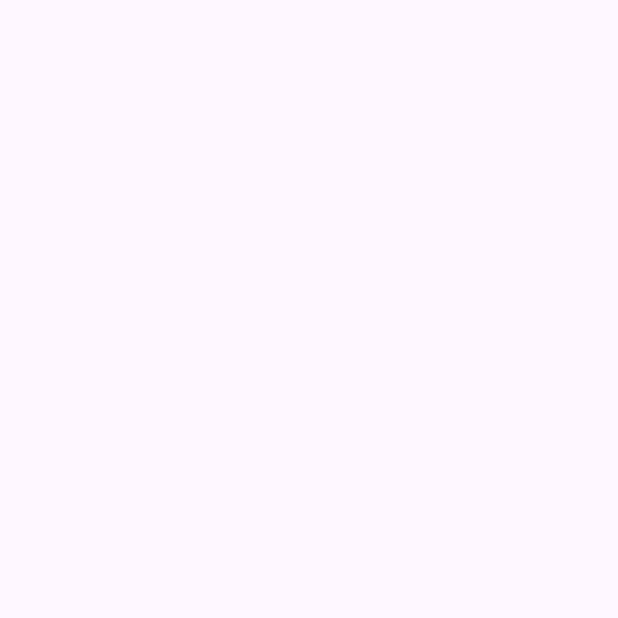
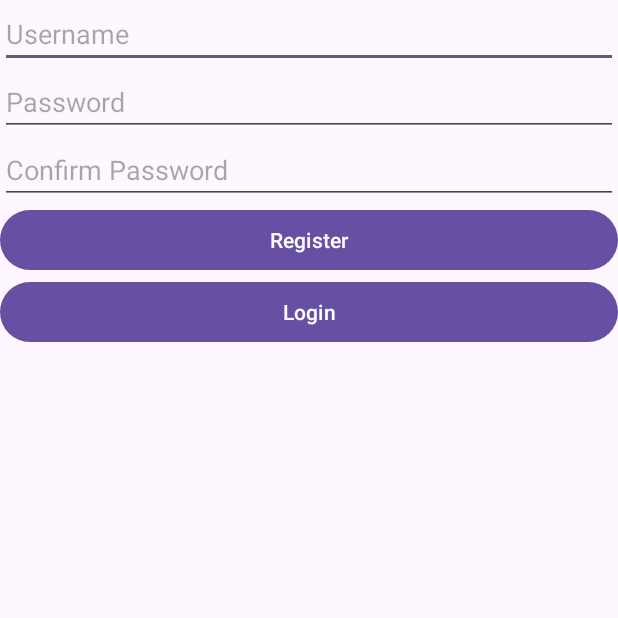
Before and after one commit to Oprea-Calin/GoPet, an Android app: the Register screen opened directly, with no data from a screen before it, on a phone screen of 412 x 824 dp, the top half of it. Before the commit the part shown is empty. Run offline under Robolectric (Android 15) with nearby library versions, the phone set to English and light mode, and no system bars.

```diff
--- a/app/build.gradle.kts
+++ b/app/build.gradle.kts
@@ -37,7 +37,9 @@ dependencies {
     implementation(libs.material)
     implementation(libs.activity)
     implementation(libs.constraintlayout)
+    implementation("mysql:mysql-connector-java:8.0.33")
     testImplementation(libs.junit)
     androidTestImplementation(libs.ext.junit)
     androidTestImplementation(libs.espresso.core)
+
 }
--- a/app/src/main/java/com/example/gopet/MainActivity.java
+++ b/app/src/main/java/com/example/gopet/MainActivity.java
@@ -28,7 +28,7 @@ public class MainActivity extends AppCompatActivity {
         editUsernameLog = findViewById(R.id.inUsername);
         editPasswordLog = findViewById(R.id.inPassword);
         btnLogin = findViewById(R.id.btnLogin);
-        btnRegister = findViewById(R.id.btnRegister);
+        btnRegister = findViewById(R.id.btnRegisterGo);
         ViewCompat.setOnApplyWindowInsetsListener(findViewById(R.id.main), (v, insets) -> {
             Insets systemBars = insets.getInsets(WindowInsetsCompat.Type.systemBars());
             v.setPadding(systemBars.left, systemBars.top, systemBars.right, systemBars.bottom);
--- a/app/src/main/java/com/example/gopet/Register.java
+++ b/app/src/main/java/com/example/gopet/Register.java
@@ -1,6 +1,11 @@
 package com.example.gopet;
 
+import android.content.Intent;
 import android.os.Bundle;
+import android.view.View;
+import android.widget.Button;
+import android.widget.EditText;
+import android.widget.TextView;
 
 import androidx.activity.EdgeToEdge;
 import androidx.appcompat.app.AppCompatActivity;
@@ -10,15 +15,71 @@ import androidx.core.view.WindowInsetsCompat;
 
 public class Register extends AppCompatActivity {
 
+    EditText editUsernameLog , editPasswordLog ,editPasswordConfirmLog ;
+    TextView txtInfoRegister ;
+    Button btnLogin, btnRegister;
+
     @Override
     protected void onCreate(Bundle savedInstanceState) {
         super.onCreate(savedInstanceState);
         EdgeToEdge.enable(this);
         setContentView(R.layout.activity_register);
+        editUsernameLog = findViewById(R.id.inUsername);
+        editPasswordLog = findViewById(R.id.inPassword);
+        editPasswordConfirmLog = findViewById(R.id.inConfirmPassword);
+
+        txtInfoRegister = findViewById(R.id.txtLogReg);
+
+        btnLogin = findViewById(R.id.btnLogin);
+        btnRegister = findViewById(R.id.btnRegister);
+
         ViewCompat.setOnApplyWindowInsetsListener(findViewById(R.id.main), (v, insets) -> {
             Insets systemBars = insets.getInsets(WindowInsetsCompat.Type.systemBars());
             v.setPadding(systemBars.left, systemBars.top, systemBars.right, systemBars.bottom);
             return insets;
         });
+
+        btnLogin.setOnClickListener(new View.OnClickListener() {
+            @Override
+            public void onClick (View view)
+            {
+                Intent i = new Intent(Register.this, MainActivity.class);
+                startActivity(i);
+
+            }
+        });
+
+        btnRegister.setOnClickListener(new View.OnClickListener(){
+            @Override
+            public void onClick(View view)
+            {
+                String username =  editUsernameLog.getText().toString();
+                String password =  editPasswordLog.getText().toString();
+                String confirmPassword = editPasswordConfirmLog.getText().toString();
+
+                dbConnect db = new dbConnect(Register.this);
+                if(username.isEmpty() || password.isEmpty()) txtInfoRegister.setText("Field empty!");
+                else if (password.equals(confirmPassword)) {
+                    if(db.checkIfUserExists(username))
+                    {
+                        txtInfoRegister.setText("Username already exists!");
+
+                    }
+                    else
+                    {
+                        Users newUser = new Users(0, username, password);
+                        db.addUser(newUser);
+                        txtInfoRegister.setText("Registration successful!");
+
+                        Intent i = new Intent(Register.this, MainActivity.class);
+                        startActivity(i);
+                    }
+
+                }
+
+
+            }
+        });
+
     }
 }
--- a/app/src/main/res/layout/activity_main.xml
+++ b/app/src/main/res/layout/activity_main.xml
@@ -44,7 +44,7 @@
         android:text="Login" />
 
     <Button
-        android:id="@+id/btnRegister"
+        android:id="@+id/btnRegisterGo"
         android:layout_width="match_parent"
         android:layout_height="wrap_content"
         android:text="Register" />
--- a/app/src/main/res/layout/activity_register.xml
+++ b/app/src/main/res/layout/activity_register.xml
@@ -1,10 +1,51 @@
 <?xml version="1.0" encoding="utf-8"?>
-<androidx.constraintlayout.widget.ConstraintLayout xmlns:android="http://schemas.android.com/apk/res/android"
+<LinearLayout xmlns:android="http://schemas.android.com/apk/res/android"
     xmlns:app="http://schemas.android.com/apk/res-auto"
     xmlns:tools="http://schemas.android.com/tools"
     android:id="@+id/main"
     android:layout_width="match_parent"
     android:layout_height="match_parent"
+    android:orientation="vertical"
     tools:context=".Register">
 
-</androidx.constraintlayout.widget.ConstraintLayout>
+    <EditText
+        android:id="@+id/inUsername"
+        android:layout_width="match_parent"
+        android:layout_height="wrap_content"
+        android:ems="10"
+        android:hint="Username"
+        android:inputType="text" />
+
+    <EditText
+        android:id="@+id/inPassword"
+        android:layout_width="match_parent"
+        android:layout_height="wrap_content"
+        android:ems="10"
+        android:hint="Password"
+        android:inputType="textPassword" />
+
+    <EditText
+        android:id="@+id/inConfirmPassword"
+        android:layout_width="match_parent"
+        android:layout_height="wrap_content"
+        android:ems="10"
+        android:hint="Confirm Password"
+        android:inputType="textPassword" />
+
+    <Button
+        android:id="@+id/btnRegister"
+        android:layout_width="match_parent"
+        android:layout_height="wrap_content"
+        android:text="Register" />
+
+    <Button
+        android:id="@+id/btnLogin"
+        android:layout_width="match_parent"
+        android:layout_height="wrap_content"
+        android:text="Login" />
+
+    <TextView
+        android:id="@+id/txtLogReg"
+        android:layout_width="match_parent"
+        android:layout_height="wrap_content" />
+</LinearLayout>
```
Also changed, not shown: app/src/main/java/com/example/gopet/Users.java (added, +46 -0 lines), app/src/main/java/com/example/gopet/dbConnect.java (added, +92 -0 lines), 180 other files.
